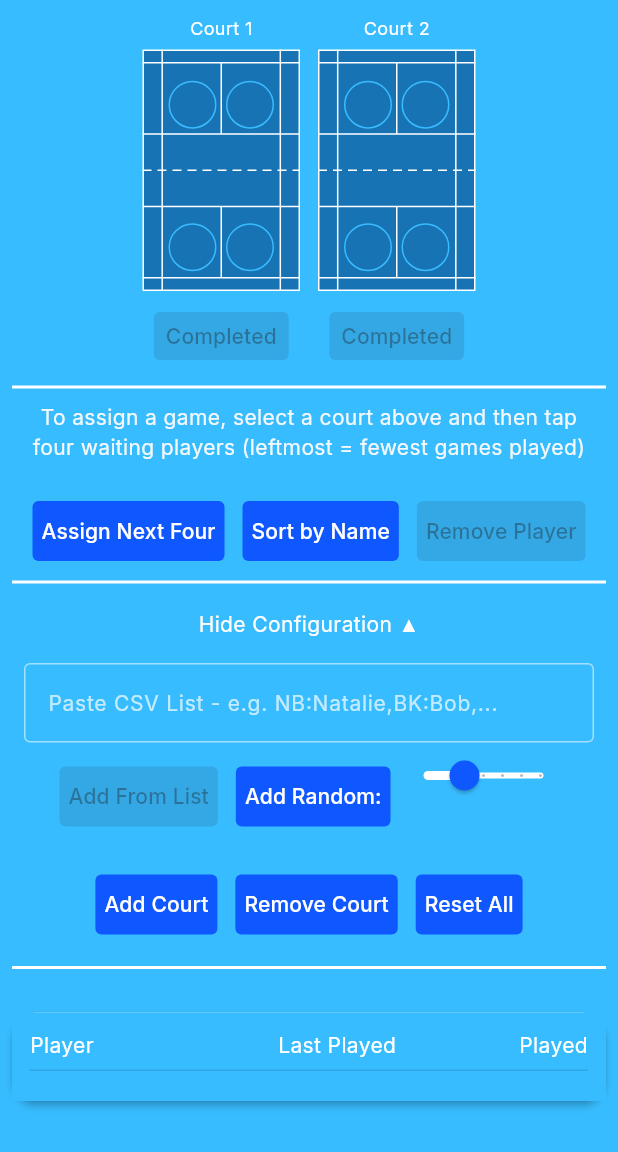
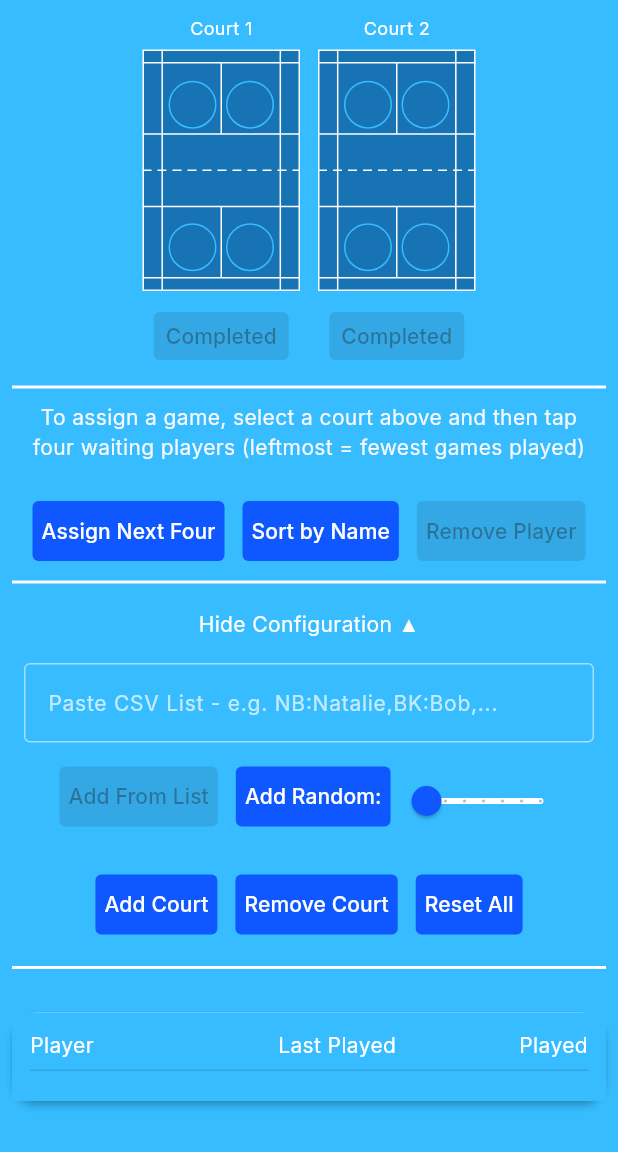
Before and after one commit to alan-s/badminton-match-scheduler, a Flutter app: the screen it shows after launch, after a tap on "Sort by Name", after a tap on "Sort by Games Played", after a tap on "Show Configuration ▼", on a phone screen of 412 x 824 dp, the part 84-1236 px from its top. Run offline on Flutter 3.47's test engine with Material 3 defaults, Android fonts, the phone set to English and light mode, and no system bars; our stand-ins replace google_fonts, web.

Commit message:
Another slider fix

```diff
--- a/lib/main.dart
+++ b/lib/main.dart
@@ -88,7 +88,7 @@ class _SchedulerState extends State<Scheduler> {
   final TextEditingController populateController = TextEditingController();
 
   bool sortByName = false;
-  double randomPlayersToAdd = 4;
+  double randomPlayersToAdd = 2;
 
   @override
   void initState() {
@@ -607,24 +607,31 @@ class _SchedulerState extends State<Scheduler> {
                     : populatePlayers,
                 child: const Text("Add From List"),
               ),
+              Row(
+                mainAxisSize: MainAxisSize.min,
+                children: [
                   FilledButton.tonal(
                     onPressed: confirmRandomPlayers,
                     child: const Text("Add Random:"),
                   ),
-              SizedBox(
-                width: 100,
-                child: Column(
-                  children: [
-                    SliderTheme(
+
+                  const SizedBox(width: 12),
+
+                  // Push the slider down slightly
+                  Padding(
+                    padding: const EdgeInsets.only(
+                      top: 6,
+                    ), // adjust this value as needed
+                    child: SizedBox(
+                      width: 100, // keeps slider compact so it doesn't wrap
+                      child: SliderTheme(
                        data: SliderTheme.of(context).copyWith(
                         showValueIndicator: ShowValueIndicator.alwaysVisible,
                         overlayShape: const RoundSliderOverlayShape(overlayRadius: 0),
                         activeTrackColor: Colors.white,
                         inactiveTrackColor: Colors.white,
                         thumbColor: const Color(0xFF0F57FF),
-                        overlayColor: const Color(
-                          0xFF0F57FF,
-                        ).withValues(alpha: 0.2),
+                        overlayColor: const Color(0xFF0F57FF).withValues(alpha: 0.2),
                         trackHeight: 4,
                         valueIndicatorColor: const Color(0xFF0F57FF),
                         ),
@@ -633,16 +640,17 @@ class _SchedulerState extends State<Scheduler> {
                           min: 2,
                           max: 8,
                           divisions: 6,
-                        label: randomPlayersToAdd.toInt().toString(),
+                          label: randomPlayersToAdd.toString(),
                           onChanged: (value) {
                             setState(() {
-                            randomPlayersToAdd = value;
+                              randomPlayersToAdd = value.round();
                             });
                           },
                         ),
                       ),
+                    ),
+                  ),
                 ],
-                ),
               ),
 
               const SizedBox(width: double.infinity),
```
Also changed, not shown: 4 other files. Lines whose indentation alone changed are shown as unchanged.
